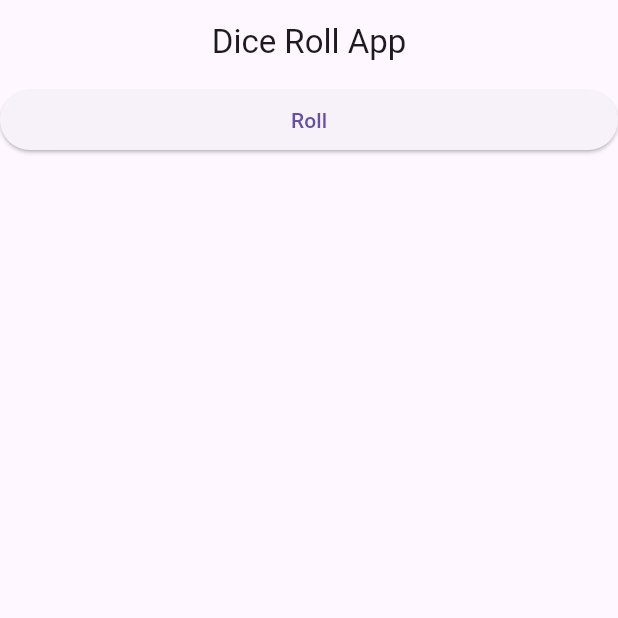
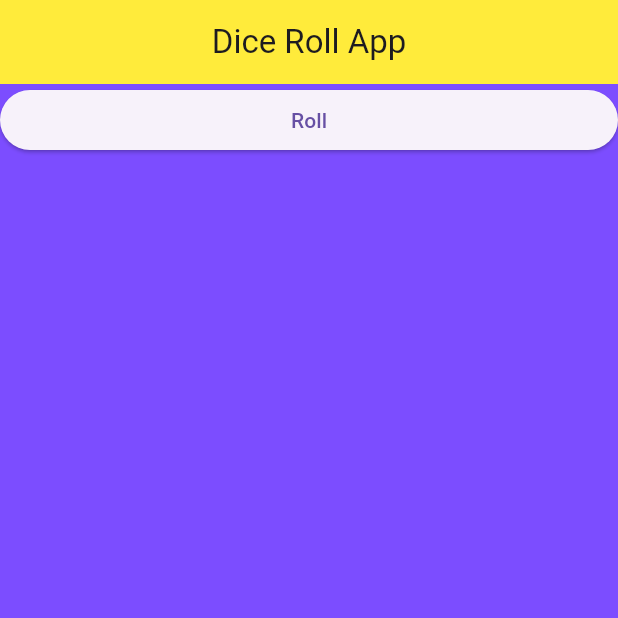
Before and after one commit to nativecrossplatform/Flutter-Dice-Roll, a Flutter app: the screen it shows after launch, on a phone screen of 412 x 824 dp, the top half of it. Run offline on Flutter 3.47's test engine with Material 3 defaults, Android fonts, the phone set to English and light mode, and no system bars.

Commit message:
basic colors added

```diff
--- a/diceroll/lib/main.dart
+++ b/diceroll/lib/main.dart
@@ -17,7 +17,9 @@ class scaff extends StatelessWidget
     Widget build (BuildContext context)
     {
       return Scaffold(
+        backgroundColor: Colors.deepPurpleAccent,
         appBar: AppBar(
+          backgroundColor: Colors.yellow,
           title: Center(child: Text('Dice Roll App'))
         ),
         body: Column(children: [roll_dice_button()]),
```
